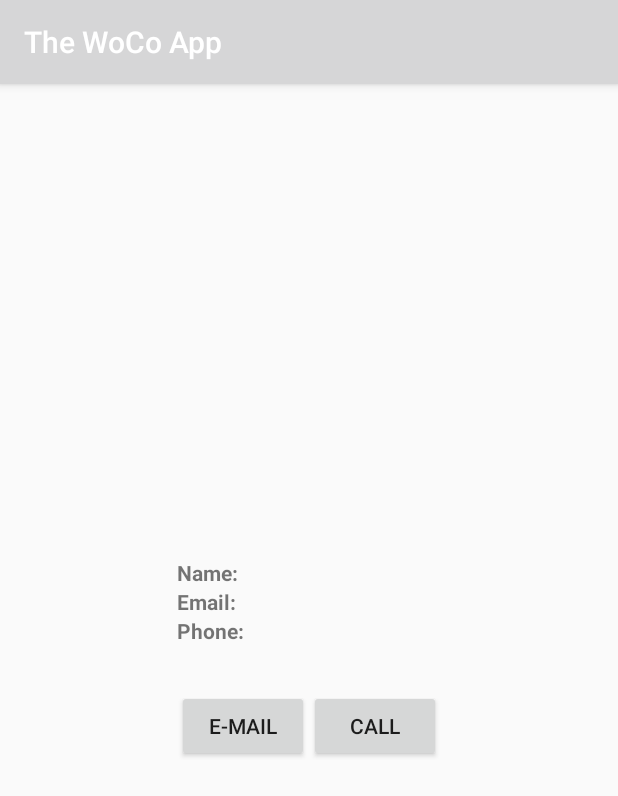
After one commit to sykesda/wocoapp, an Android app: the directoryExtraDetails screen opened directly, with no data from a screen before it, on a phone screen of 412 x 824 dp. The commit adds this screen. Shown: the top 796 px of the screen. Run offline under Robolectric (Android 15) with nearby library versions, the phone set to English and light mode, and no system bars; 1 statement that could not run was skipped.

Commit message:
Updates on the directory. Still has to fix minor things.

```diff
--- a/app/src/main/AndroidManifest.xml
+++ b/app/src/main/AndroidManifest.xml
@@ -55,7 +55,8 @@
         <activity
             android:name=".daily_announcements"
             android:label="Announcements and Events" />
-        <activity android:name=".daily_announcements_details"></activity>
+        <activity android:name=".daily_announcements_details" />
+        <activity android:name=".directoryExtraDetails"></activity>
     </application>
 
 </manifest>
--- a/app/src/main/java/edu/wofford/sykesda/wocoapptest/MapsActivity.java
+++ b/app/src/main/java/edu/wofford/sykesda/wocoapptest/MapsActivity.java
@@ -61,6 +61,7 @@ public class MapsActivity extends FragmentActivity implements OnMapReadyCallback
 
         mMap.moveCamera(CameraUpdateFactory.newLatLng(sydney));
         mMap.setMinZoomPreference(15);
+        mMap.setMapType(GoogleMap.MAP_TYPE_SATELLITE);
 
         boolean alreadyMoved = FALSE;
 
--- /dev/null
+++ b/app/src/main/res/layout/activity_directory_extra_details.xml
@@ -0,0 +1,95 @@
+<?xml version="1.0" encoding="utf-8"?>
+<android.support.constraint.ConstraintLayout xmlns:android="http://schemas.android.com/apk/res/android"
+    xmlns:app="http://schemas.android.com/apk/res-auto"
+    xmlns:tools="http://schemas.android.com/tools"
+    android:layout_width="match_parent"
+    android:layout_height="match_parent"
+    tools:context="edu.wofford.sykesda.wocoapptest.directoryExtraDetails">
+
+    <LinearLayout
+        android:layout_width="wrap_content"
+        android:layout_height="wrap_content"
+        android:layout_marginBottom="8dp"
+        android:layout_marginEnd="8dp"
+        android:layout_marginStart="8dp"
+        android:layout_marginTop="8dp"
+        android:orientation="vertical"
+        app:layout_constraintBottom_toBottomOf="parent"
+        app:layout_constraintEnd_toEndOf="parent"
+        app:layout_constraintStart_toStartOf="parent"
+        app:layout_constraintTop_toTopOf="parent">
+
+        <LinearLayout
+            android:layout_width="wrap_content"
+            android:layout_height="wrap_content">
+
+            <TextView
+                android:layout_width="wrap_content"
+                android:layout_height="wrap_content"
+                android:text="Name:"
+                android:textStyle="bold" />
+
+            <TextView
+                android:layout_width="wrap_content"
+                android:layout_height="wrap_content"
+                android:layout_marginLeft="10dp"
+                android:text=""
+                android:id="@+id/theNameYay"/>
+        </LinearLayout>
+
+        <LinearLayout
+            android:layout_width="wrap_content"
+            android:layout_height="wrap_content">
+
+            <TextView
+                android:layout_width="wrap_content"
+                android:layout_height="wrap_content"
+                android:text="Email:"
+                android:textStyle="bold" />
+
+            <TextView
+                android:layout_width="wrap_content"
+                android:layout_height="wrap_content"
+                android:layout_marginLeft="10dp"
+                android:text=""
+                android:id="@+id/theEmailAddr"/>
+        </LinearLayout>
+
+        <LinearLayout
+            android:layout_width="wrap_content"
+            android:layout_height="wrap_content"
+            android:id="@+id/wholePhoneField">
+
+            <TextView
+                android:layout_width="wrap_content"
+                android:layout_height="wrap_content"
+                android:text="Phone:"
+                android:textStyle="bold"/>
+
+            <TextView
+                android:layout_width="wrap_content"
+                android:layout_height="wrap_content"
+                android:text=""
+                android:layout_marginLeft="10dp"
+                android:id="@+id/thePhoneNumber"/>
+
+        </LinearLayout>
+
+        <LinearLayout
+            android:layout_width="wrap_content"
+            android:layout_height="wrap_content"
+            android:layout_marginTop="30dp">
+            <Button
+                android:layout_width="wrap_content"
+                android:layout_height="wrap_content"
+                android:text="e-mail"
+                android:id="@+id/emailButton"/>
+            <Button
+                android:layout_width="wrap_content"
+                android:layout_height="wrap_content"
+                android:text="Call"
+                android:id="@+id/callButton"/>
+        </LinearLayout>
+
+    </LinearLayout>
+</android.support.constraint.ConstraintLayout>
```
Also changed, not shown: app/src/main/java/edu/wofford/sykesda/wocoapptest/directory.java (+52 -17 lines), app/src/main/java/edu/wofford/sykesda/wocoapptest/directoryExtraDetails.java (added, +99 -0 lines), app/src/main/res/layout/directory_display_contact.xml (+9 -4 lines).
